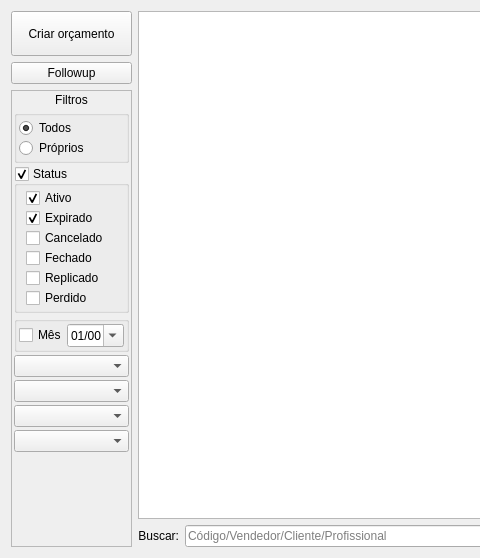
Old version of the form ui/widgetorcamento.ui in the repository darktorres/ERP-STACCATO; both pictures show x 0 to 480 and y 0 to 558 of the 855 by 558 pixel window.
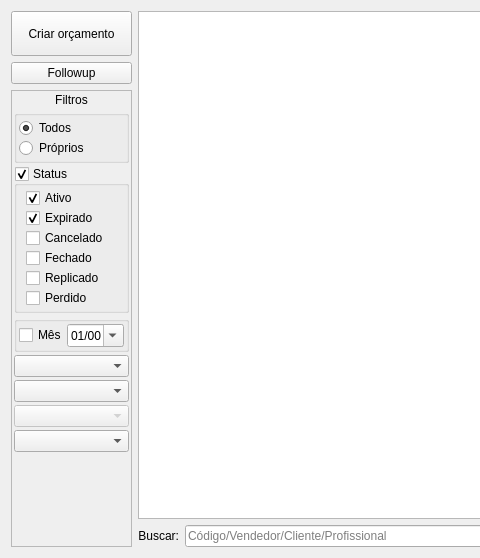
New version of the form. Custom widgets are drawn as their Qt base class.

```diff
--- a/ui/widgetorcamento.ui
+++ b/ui/widgetorcamento.ui
@@ -89,8 +89,8 @@
        <rect>
         <x>0</x>
         <y>0</y>
-        <width>135</width>
-        <height>456</height>
+        <width>117</width>
+        <height>457</height>
        </rect>
       </property>
       <layout class="QGridLayout" name="gridLayout_7">
@@ -430,7 +430,11 @@
               <number>0</number>
              </property>
              <item>
-              <widget class="QComboBox" name="comboBoxFornecedores"/>
+              <widget class="QComboBox" name="comboBoxFornecedores">
+               <property name="enabled">
+                <bool>false</bool>
+               </property>
+              </widget>
              </item>
             </layout>
            </widget>
```
